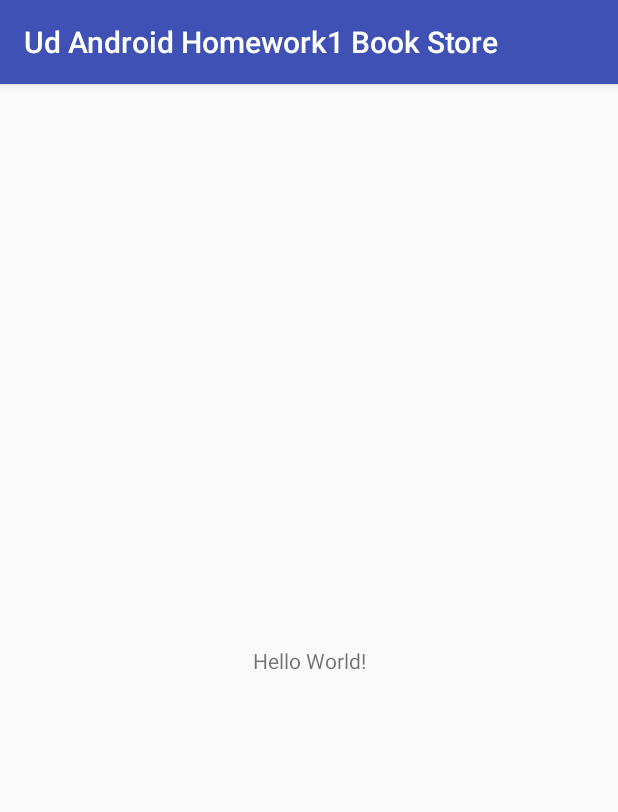
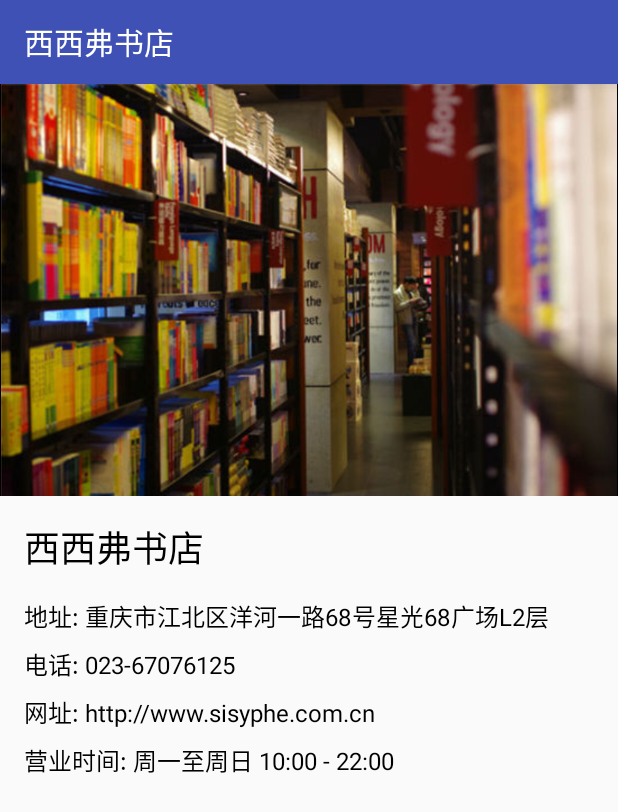
Before and after one commit to roymustangnet/Ud_Android_homework1_BookStore, an Android app: the screen it shows after launch (MainActivity), on a phone screen of 412 x 824 dp. Shown: the top 812 px of the screen. Run offline under Robolectric (Android 15) with nearby library versions, the phone set to English and light mode, and no system bars.

Commit message:
add pictures

```diff
--- a/app/src/main/res/layout/activity_main.xml
+++ b/app/src/main/res/layout/activity_main.xml
@@ -1,18 +1,64 @@
 <?xml version="1.0" encoding="utf-8"?>
-<android.support.constraint.ConstraintLayout xmlns:android="http://schemas.android.com/apk/res/android"
-    xmlns:app="http://schemas.android.com/apk/res-auto"
+<LinearLayout xmlns:android="http://schemas.android.com/apk/res/android"
     xmlns:tools="http://schemas.android.com/tools"
     android:layout_width="match_parent"
     android:layout_height="match_parent"
-    tools:context=".MainActivity">
+    tools:context=".MainActivity"
+    android:orientation="vertical">
+
+    <ImageView
+        android:layout_width="match_parent"
+        android:layout_height="wrap_content"
+        android:background="#000000"
+        android:src="@drawable/bookstore1"
+        android:adjustViewBounds="true"
+        />
 
     <TextView
+        android:text="西西弗书店"
         android:layout_width="wrap_content"
         android:layout_height="wrap_content"
-        android:text="Hello World!"
-        app:layout_constraintBottom_toBottomOf="parent"
-        app:layout_constraintLeft_toLeftOf="parent"
-        app:layout_constraintRight_toRightOf="parent"
-        app:layout_constraintTop_toTopOf="parent" />
+        android:textColor="@android:color/black"
+        android:layout_margin="16dp"
+        android:textSize="24sp"
+        />
+    <TextView
+        android:text="地址: 重庆市江北区洋河一路68号星光68广场L2层"
+        android:layout_width="wrap_content"
+        android:layout_height="wrap_content"
+        android:textColor="@android:color/black"
+        android:layout_marginBottom="8dp"
+        android:layout_marginLeft="16dp"
+        android:textSize="16sp"
+        />
+    <TextView
+        android:text="电话: 023-67076125"
+        android:layout_width="wrap_content"
+        android:layout_height="wrap_content"
+        android:textColor="@android:color/black"
+        android:layout_marginBottom="8dp"
+        android:layout_marginLeft="16dp"
+        android:textSize="16sp"
+        />
+    <TextView
+        android:text="网址: http://www.sisyphe.com.cn"
+        android:layout_width="wrap_content"
+        android:layout_height="wrap_content"
+        android:textColor="@android:color/black"
+        android:layout_marginBottom="8dp"
+        android:layout_marginLeft="16dp"
+        android:textSize="16sp"
+        />
+    <TextView
+        android:text="营业时间: 周一至周日 10:00 - 22:00"
+        android:layout_width="wrap_content"
+        android:layout_height="wrap_content"
+        android:textColor="@android:color/black"
+        android:layout_marginBottom="8dp"
+        android:layout_marginLeft="16dp"
+        android:textSize="16sp"
+        />
 
-</android.support.constraint.ConstraintLayout>
+
+
+</LinearLayout>
--- a/app/src/main/res/values/strings.xml
+++ b/app/src/main/res/values/strings.xml
@@ -1,3 +1,3 @@
 <resources>
-    <string name="app_name">Ud Android Homework1 Book Store</string>
+    <string name="app_name">西西弗书店</string>
 </resources>
```
Also changed, not shown: app/src/main/res/drawable/bookstore.jpg (added), app/src/main/res/drawable/bookstore1.jpg (added).
